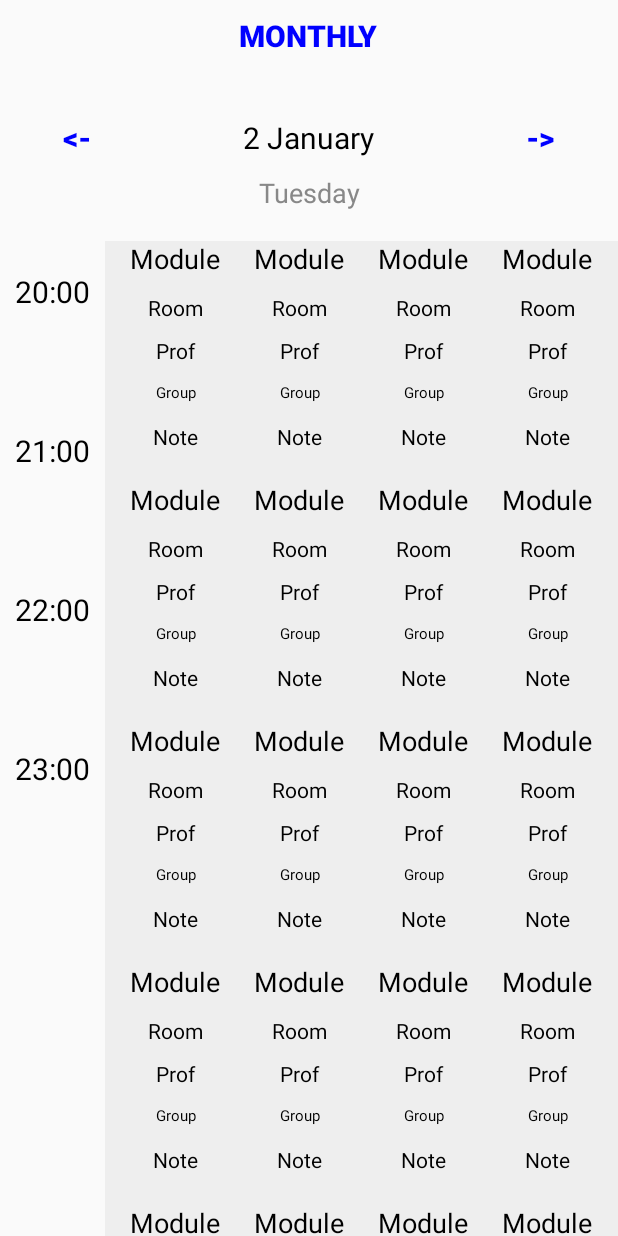
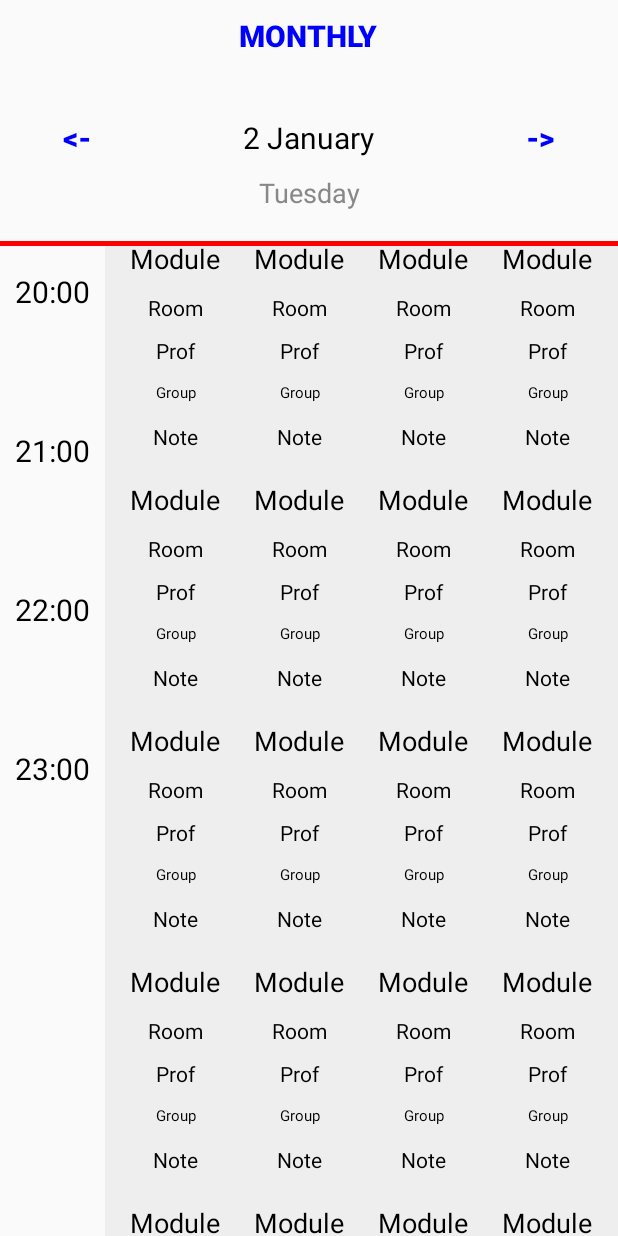
Before and after one commit to eliot-leguy/TimetableApp, an Android app: the DailyCalendarActivity screen opened directly, with no data from a screen before it, on a phone screen of 412 x 824 dp. Run offline under Robolectric (Android 15) with nearby library versions, the phone set to English and light mode, and no system bars; 12 statements that could not run were skipped.

Commit message:
Added a red line at current time

```diff
--- a/app/src/main/java/perso/edt1/DailyCalendarActivity.java
+++ b/app/src/main/java/perso/edt1/DailyCalendarActivity.java
@@ -6,6 +6,7 @@ import static perso.edt1.CalendarUtils.selectedDate;
 import androidx.appcompat.app.AppCompatActivity;
 
 import android.content.Intent;
+import android.graphics.Color;
 import android.os.Bundle;
 import android.util.Log;
 import android.view.View;
@@ -30,6 +31,7 @@ public class DailyCalendarActivity extends AppCompatActivity
     private ScrollView scrollView;
     private LinearLayout hoursLinearLayout;
     private LinearLayout eventsLinearLayout;
+    private View redLine;
 
     ArrayList<HourEvent> hourEvents;
     ArrayList<HourEvent> events;
@@ -49,6 +51,7 @@ public class DailyCalendarActivity extends AppCompatActivity
         hoursLinearLayout = findViewById(R.id.hoursLinearLayout);
         eventsLinearLayout = findViewById(R.id.eventsLinearLayout);
         scrollView = findViewById(R.id.hoursEventsScrollView);
+        redLine = findViewById(R.id.redLine);
     }
 
     @Override
@@ -100,6 +103,16 @@ public class DailyCalendarActivity extends AppCompatActivity
                 }
             });
         }
+
+        //Adding a red line to show current time if the day is today
+        if (selectedDate.equals(currentDate)){
+            redLine.setVisibility(View.VISIBLE);
+            int scrollY = (int) currentTime.toSecondOfDay() / 60 * 5;
+            redLine.setY(scrollY);
+        } else {
+            redLine.setVisibility(View.GONE);
+        }
+
     }
 
     private void setEvents(){
--- a/app/src/main/res/layout/activity_daily_calendar.xml
+++ b/app/src/main/res/layout/activity_daily_calendar.xml
@@ -75,6 +75,10 @@
         android:layout_height="wrap_content"
         android:orientation="horizontal">
 
+        <FrameLayout
+            android:layout_width="match_parent"
+            android:layout_height="wrap_content">
+
             <LinearLayout
                 android:id="@+id/hoursEventsLinearLayout"
                 android:layout_width="match_parent"
@@ -97,14 +101,17 @@
 
                 </LinearLayout>
 
-
-
             </LinearLayout>
 
+            <View
+                android:layout_width="match_parent"
+                android:layout_height="3dp"
+                android:background="@color/red"
+                android:id="@+id/redLine"
+                android:visibility="gone"/>
 
+        </FrameLayout>
 
     </ScrollView>
 
-
-
 </LinearLayout>
--- a/app/src/main/res/values/colors.xml
+++ b/app/src/main/res/values/colors.xml
@@ -7,6 +7,7 @@
     <color name="blue">#0000FF</color>
     <color name="black">#FF000000</color>
     <color name="white">#FFFFFFFF</color>
+    <color name="red">#FF0000</color>
     <color name="CM">#ff8080</color>
     <color name="TD">#64b1ff</color>
     <color name="TP">#64b1ff</color>
```
Lines whose indentation alone changed are shown as unchanged.
